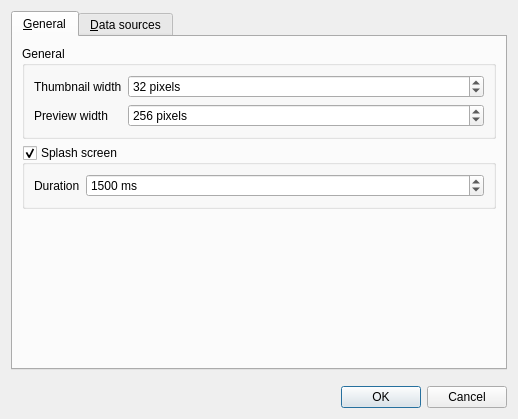
Above: src/settingsdialog.ui from ZIMA-Engineering/ZIMA-CAD-Parts before the change. Below: the same form after it.
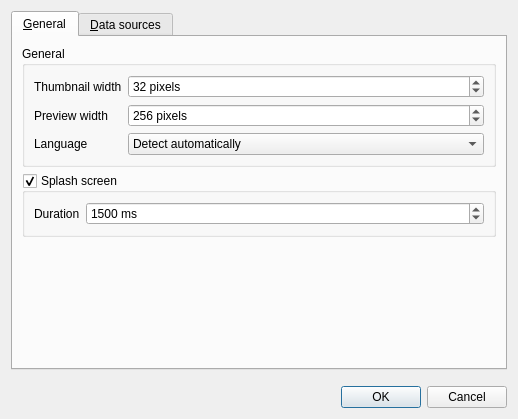
That is the form after the change.

```diff
--- a/src/settingsdialog.ui
+++ b/src/settingsdialog.ui
@@ -88,6 +88,32 @@
             </property>
            </widget>
           </item>
+          <item row="2" column="0">
+           <widget class="QLabel" name="languageLabel">
+            <property name="text">
+             <string>Language</string>
+            </property>
+           </widget>
+          </item>
+          <item row="2" column="1">
+           <widget class="QComboBox" name="languageComboBox">
+            <item>
+             <property name="text">
+              <string>Detect automatically</string>
+             </property>
+            </item>
+            <item>
+             <property name="text">
+              <string>English</string>
+             </property>
+            </item>
+            <item>
+             <property name="text">
+              <string>Česky</string>
+             </property>
+            </item>
+           </widget>
+          </item>
          </layout>
         </widget>
        </item>
```
